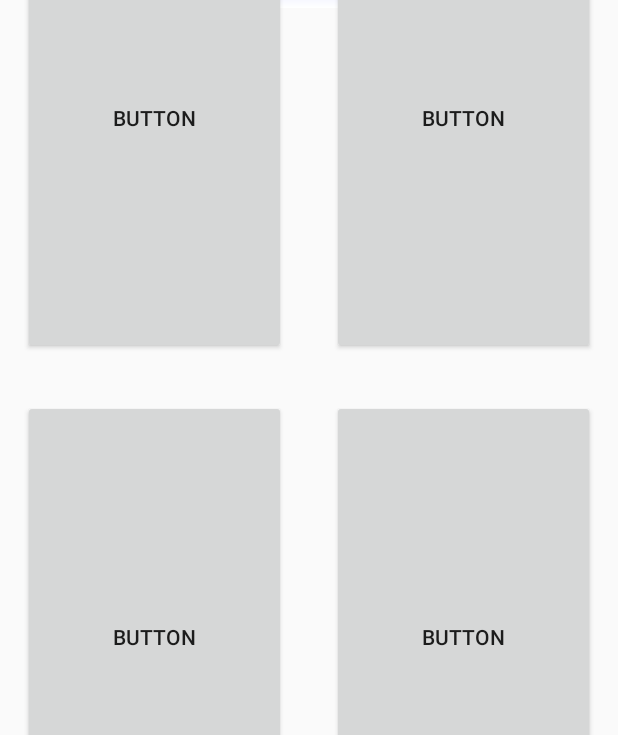
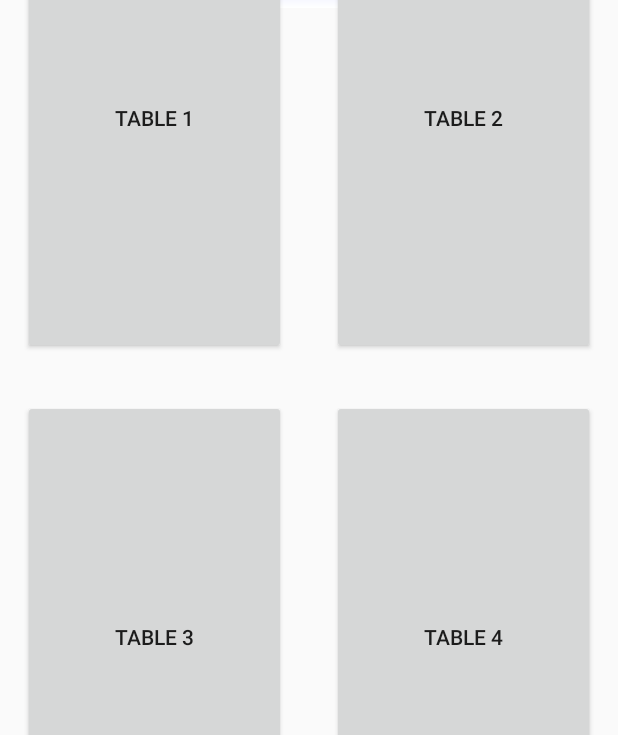
Before and after one commit to mlph-aborja/table-registration-app, an Android app: the screen it shows after launch (MainActivity), on a phone screen of 412 x 824 dp. Shown: the part 339-1074 px from the top of the screen. Run offline under Robolectric (Android 15) with nearby library versions, the phone set to English and light mode, and no system bars.

Commit message:
Create data binding

```diff
--- /dev/null
+++ b/app/src/main/java/com/example/tableregistration/Constants.kt
@@ -0,0 +1,5 @@
+package com.example.tableregistration
+
+const val LOG_SELECTED_TABLE = "SELECTED_TABLE"
+const val LOG_INIT_TABLE_VIEW_MODEL = "INIT_TABLE_VIEW_MODEL"
+const val LOG_OBSERVE_TABLE_CHANGE = "OBSERVE_TABLE_CHANGE"
--- /dev/null
+++ b/app/src/main/java/com/example/tableregistration/Customer.kt
@@ -0,0 +1,3 @@
+package com.example.tableregistration
+
+data class Customer (val id: Int, val name: String)
--- a/app/src/main/java/com/example/tableregistration/MainActivity.kt
+++ b/app/src/main/java/com/example/tableregistration/MainActivity.kt
@@ -1,6 +1,5 @@
 package com.example.tableregistration
 
-import android.content.Context
 import android.content.Intent
 import androidx.appcompat.app.AppCompatActivity
 import android.os.Bundle
@@ -9,9 +8,13 @@ import android.view.Menu
 import android.view.MenuItem
 import android.view.View
 import android.widget.Button
+import androidx.lifecycle.LifecycleOwner
+import androidx.lifecycle.ViewModelProvider
 import kotlinx.android.synthetic.main.activity_main.*
 
-class MainActivity : AppCompatActivity(), View.OnClickListener {
+class MainActivity : AppCompatActivity(), View.OnClickListener, LifecycleOwner {
+
+    private lateinit var tableViewModel: TableViewModel
 
     private val tables by lazy {
         arrayOf<Button>(table1, table2, table3, table4)
@@ -21,8 +24,17 @@ class MainActivity : AppCompatActivity(), View.OnClickListener {
         super.onCreate(savedInstanceState)
         setContentView(R.layout.activity_main)
 
-        // Set tables onclick listener
-        tables.iterator().forEach { table -> table.setOnClickListener(this) }
+        tableViewModel = ViewModelProvider(this, ViewModelProvider.AndroidViewModelFactory(application))
+            .get(TableViewModel::class.java)
+
+        // Set tables
+        tableViewModel.tables.observe(this, {
+            Log.i(LOG_OBSERVE_TABLE_CHANGE, "onCreate: TableViewModel Change")
+            tables.forEachIndexed { index, table ->
+                table.text = it[index].name
+                table.setOnClickListener(this)
+            }
+        })
     }
 
     override fun onCreateOptionsMenu(menu: Menu?): Boolean {
@@ -48,12 +60,14 @@ class MainActivity : AppCompatActivity(), View.OnClickListener {
             else -> ""
         }
 
-        Log.i(Tag.SELECTED_TABLE.name, "onClick: $table")
+        Log.i(LOG_SELECTED_TABLE, "onClick: $table")
 
         val intent = Intent(this, CustomerListActivity::class.java).apply {
             putExtra("table", table)
         }
+
         startActivity(intent)
+
     }
 
 
--- /dev/null
+++ b/app/src/main/java/com/example/tableregistration/Table.kt
@@ -0,0 +1,3 @@
+package com.example.tableregistration
+
+data class Table(val id: Int, val name: String, val customers: List<Customer>)
--- /dev/null
+++ b/app/src/main/java/com/example/tableregistration/TableViewModel.kt
@@ -0,0 +1,21 @@
+package com.example.tableregistration
+
+import android.app.Application
+import android.util.Log
+import androidx.lifecycle.AndroidViewModel
+import androidx.lifecycle.MutableLiveData
+
+class TableViewModel(app: Application) : AndroidViewModel(app) {
+
+    val tables = MutableLiveData<List<Table>>()
+
+    init {
+        Log.i(LOG_INIT_TABLE_VIEW_MODEL, "init: $this")
+        tables.value = arrayListOf(
+            Table(1, app.getString(R.string.table_1), ArrayList()),
+            Table(2, app.getString(R.string.table_2), ArrayList()),
+            Table(3, app.getString(R.string.table_3), ArrayList()),
+            Table(4, app.getString(R.string.table_4), ArrayList())
+        )
+    }
+}
--- a/app/src/main/java/com/example/tableregistration/Tag.kt
+++ /dev/null
@@ -1,5 +0,0 @@
-package com.example.tableregistration
-
-enum class Tag {
-    SELECTED_TABLE
-}
--- a/app/src/main/res/layout/activity_main.xml
+++ b/app/src/main/res/layout/activity_main.xml
@@ -35,7 +35,7 @@
             app:layout_rowWeight="1"
             app:layout_columnWeight="1"
             android:layout_margin="15dp"
-            android:text="Button"
+            android:text="@string/table_1"
             />
 
         <Button
@@ -46,7 +46,7 @@
             app:layout_rowWeight="1"
             app:layout_columnWeight="1"
             android:layout_margin="15dp"
-            android:text="Button" />
+            android:text="@string/table_2" />
 
         <Button
             android:id="@+id/table3"
@@ -56,7 +56,7 @@
             app:layout_rowWeight="1"
             app:layout_columnWeight="1"
             android:layout_margin="15dp"
-            android:text="Button" />
+            android:text="@string/table_3" />
 
         <Button
             android:id="@+id/table4"
@@ -66,7 +66,7 @@
             app:layout_rowWeight="1"
             app:layout_columnWeight="1"
             android:layout_margin="15dp"
-            android:text="Button" />
+            android:text="@string/table_4" />
 
     </androidx.gridlayout.widget.GridLayout>
 
--- a/app/src/main/res/values/strings.xml
+++ b/app/src/main/res/values/strings.xml
@@ -3,4 +3,8 @@
     <string name="title_reservation">Reserve a Table</string>
     <string name="add_customer">Add Customer</string>
     <string name="clear_tables">Clear Tables</string>
+    <string name="table_1">Table 1</string>
+    <string name="table_2">Table 2</string>
+    <string name="table_3">Table 3</string>
+    <string name="table_4">Table 4</string>
 </resources>
```
